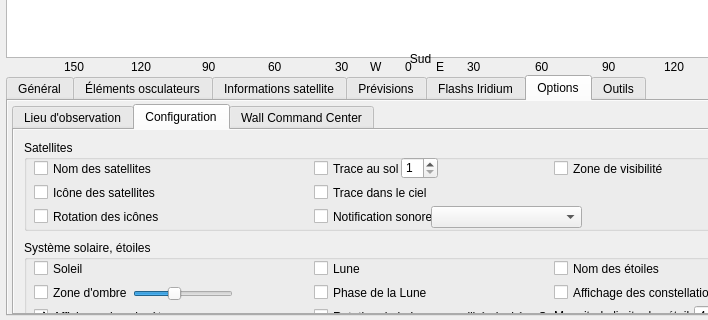
The window that previsat.ui (mconsidine/previsat_archive) describes before a commit, drawn with Qt 5; both pictures show x 0 to 708 and y 370 to 690 of the 1068 by 690 pixel window.
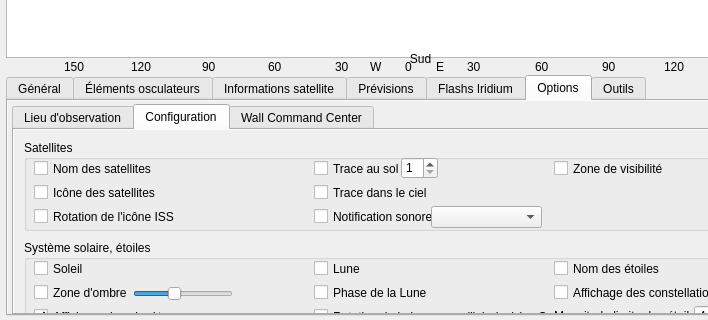
The same window after the commit. The open tabs and pages were chosen to show the change. Icons and pictures are not drawn.

Diff of the .ui file:
```diff
--- a/previsat.ui
+++ b/previsat.ui
@@ -9562,7 +9562,7 @@
                <property name="geometry">
                 <rect>
                  <x>0</x>
-                 <y>-52</y>
+                 <y>0</y>
                  <width>784</width>
                  <height>500</height>
                 </rect>
@@ -10248,7 +10248,7 @@
                   <rect>
                    <x>407</x>
                    <y>66</y>
-                   <width>151</width>
+                   <width>111</width>
                    <height>22</height>
                   </rect>
                  </property>
@@ -10272,7 +10272,7 @@
                   <font/>
                  </property>
                  <property name="text">
-                  <string>Rotation des icônes</string>
+                  <string>Rotation de l'icône ISS</string>
                  </property>
                 </widget>
                </widget>
```
Left out of the diff: 6 changed lines with no effect on the pictures.
